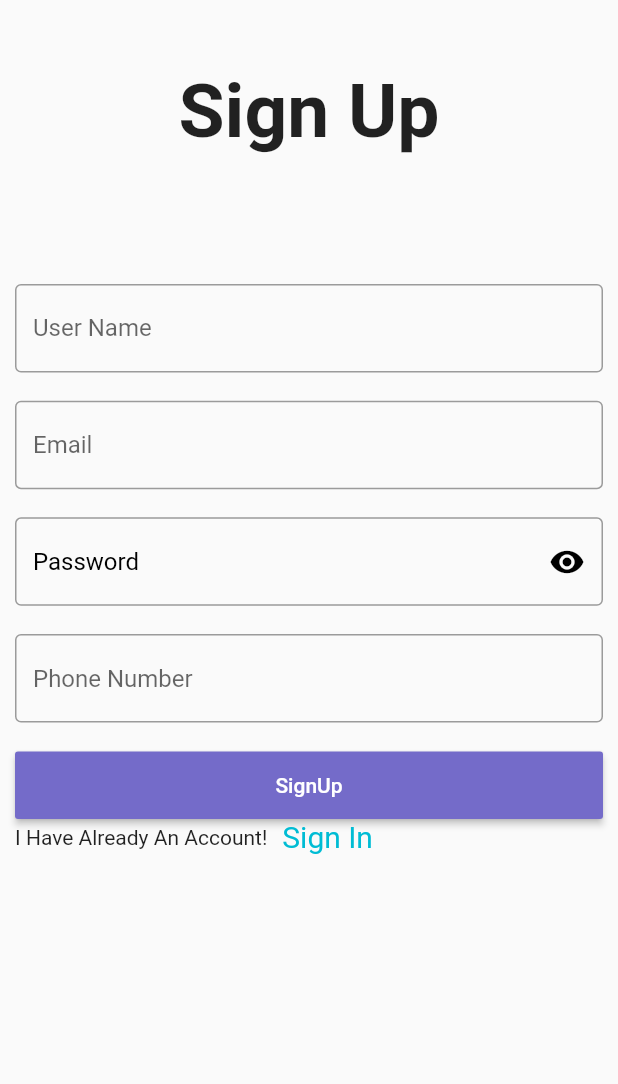
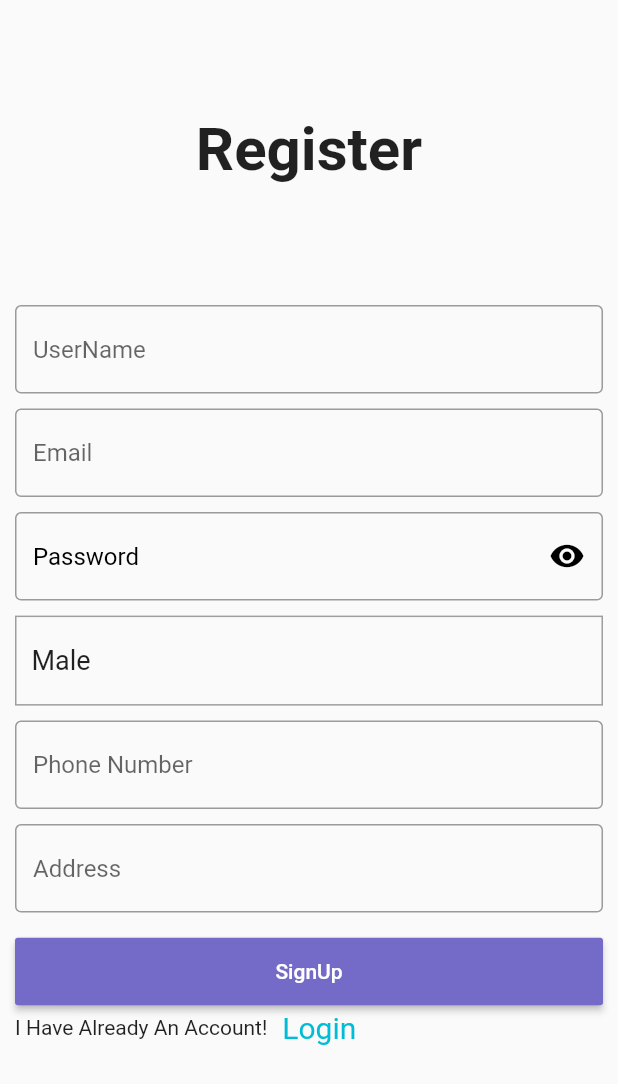
Before and after one commit to ntvien/e-commerce-app, a Flutter app: the SignUp screen opened directly, on a phone screen of 412 x 824 dp. Shown: the top 1084 px of the screen. Run offline on Flutter 3.47's test engine with Material 2 defaults, Android fonts, the phone set to English and light mode, and no system bars; our stand-ins replace carousel_pro, cloud_firestore, firebase_auth, firebase_core; accounts and stored records are empty.

Commit message:
update authentication sign up

```diff
--- a/lib/screens/signup.dart
+++ b/lib/screens/signup.dart
@@ -1,14 +1,13 @@
+import 'package:e_commerce_app/screens/home_screen.dart';
+import 'package:e_commerce_app/screens/signin.dart';
 import 'package:e_commerce_app/widgets/change_screen.dart';
 import 'package:e_commerce_app/widgets/my_button.dart';
 import 'package:e_commerce_app/widgets/my_text_form_field.dart';
 import 'package:e_commerce_app/widgets/password_text_form_field.dart';
-import 'package:flutter/cupertino.dart';
+// ignore: import_of_legacy_library_into_null_safe
+import 'package:firebase_auth/firebase_auth.dart';
 import 'package:flutter/material.dart';
-
-import 'package:firebase_auth/firebase_auth.dart';
 import 'package:flutter/services.dart';
-
-import 'signin.dart';
 
 class SignUp extends StatefulWidget {
   @override
@@ -17,104 +16,197 @@ class SignUp extends StatefulWidget {
 
 final GlobalKey<FormState> _formKey = GlobalKey<FormState>();
 final GlobalKey<ScaffoldState> _scaffoldKey = GlobalKey<ScaffoldState>();
-
-// Regular Expressions
 String p =
     r'^(([^<>()[\]\\.,;:\s@\"]+(\.[^<>()[\]\\.,;:\s@\"]+)*)|(\".+\"))@((\[[0-9]{1,3}\.[0-9]{1,3}\.[0-9]{1,3}\.[0-9]{1,3}\])|(([a-zA-Z\-0-9]+\.)+[a-zA-Z]{2,}))$';
+
 RegExp regExp = new RegExp(p);
 bool obserText = true;
+final TextEditingController email = TextEditingController();
+final TextEditingController userName = TextEditingController();
+final TextEditingController phoneNumber = TextEditingController();
+final TextEditingController password = TextEditingController();
+final TextEditingController address = TextEditingController();
 
-String email = "";
-String password = "";
+bool isMale = true;
+bool isLoading = false;
 
 class _SignUpState extends State<SignUp> {
+  void submit() async {
+    UserCredential result;
+    try {
+      setState(() {
+        isLoading = true;
+      });
+      result = await FirebaseAuth.instance.createUserWithEmailAndPassword(
+          email: email.text, password: password.text);
+      print(result);
+    } on PlatformException catch (error) {
+      var message = "Please Check Your Internet Connection ";
+      if (error.message != null) {
+        message = error.message!;
+      }
+      _scaffoldKey.currentState!.showSnackBar(SnackBar(
+        content: Text(message.toString()),
+        duration: Duration(milliseconds: 600),
+        backgroundColor: Theme.of(context).primaryColor,
+      ));
+      setState(() {
+        isLoading = false;
+      });
+    } catch (error) {
+      setState(() {
+        isLoading = false;
+      });
+      _scaffoldKey.currentState!.showSnackBar(SnackBar(
+        content: Text(error.toString()),
+        duration: Duration(milliseconds: 600),
+        backgroundColor: Theme.of(context).primaryColor,
+      ));
+
+      print(error);
+    }
+    // FirebaseFirestore.instance.collection("User").doc(result.user.uid).set({
+    //   "UserName": userName.text,
+    //   "UserId": result.user.uid,
+    //   "UserEmail": email.text,
+    //   "UserAddress": address.text,
+    //   "UserGender": isMale == true ? "Male" : "Female",
+    //   "UserNumber": phoneNumber.text,
+    // });
+    Navigator.of(context)
+        .pushReplacement(MaterialPageRoute(builder: (ctx) => HomeScreen()));
+    setState(() {
+      isLoading = false;
+    });
+  }
+
   void validation() async {
-    final FormState? _form = _formKey.currentState;
-    if (!_form!.validate()) {
-      try {
-        AuthResult result = await FirebaseAuth.instance
-            .createUserWithEmailAndPassword(email: email, password: password);
-        print(result.user.uid);
-      } on PlatformException catch (e) {
-        print(e.message.toString());
+    if (userName.text.isEmpty &&
+        email.text.isEmpty &&
+        password.text.isEmpty &&
+        phoneNumber.text.isEmpty &&
+        address.text.isEmpty) {
       _scaffoldKey.currentState!.showSnackBar(
         SnackBar(
-            content: Text(e.message.toString()),
+          content: Text("All Flied Are Empty"),
         ),
       );
-      }
+    } else if (userName.text.length < 6) {
+      _scaffoldKey.currentState!.showSnackBar(
+        SnackBar(
+          content: Text("Name Must Be 6 "),
+        ),
+      );
+    } else if (email.text.isEmpty) {
+      _scaffoldKey.currentState!.showSnackBar(
+        SnackBar(
+          content: Text("Email Is Empty"),
+        ),
+      );
+    } else if (!regExp.hasMatch(email.text)) {
+      _scaffoldKey.currentState!.showSnackBar(
+        SnackBar(
+          content: Text("Please Try Valid Email"),
+        ),
+      );
+    } else if (password.text.isEmpty) {
+      _scaffoldKey.currentState!.showSnackBar(
+        SnackBar(
+          content: Text("Password Is Empty"),
+        ),
+      );
+    } else if (password.text.length < 8) {
+      _scaffoldKey.currentState!.showSnackBar(
+        SnackBar(
+          content: Text("Password  Is Too Short"),
+        ),
+      );
+    } else if (phoneNumber.text.length < 11 || phoneNumber.text.length > 11) {
+      _scaffoldKey.currentState!.showSnackBar(
+        SnackBar(
+          content: Text("Phone Number Must Be 11 "),
+        ),
+      );
+    } else if (address.text.isEmpty) {
+      _scaffoldKey.currentState!.showSnackBar(
+        SnackBar(
+          content: Text("Address Is Empty "),
+        ),
+      );
     } else {
-      print("dddd");
+      submit();
     }
   }
 
   Widget _buildAllTextFormField() {
     return Container(
-      height: 330,
       child: Column(
         mainAxisAlignment: MainAxisAlignment.spaceEvenly,
-        children: [
+        children: <Widget>[
           MyTextFormField(
-            validator: (value) {
-              if (value == "") {
-                return "Please Fill UserName";
-              } else if (value!.length < 6) {
-                return "UserName Is Too Short";
-              }
-              return "";
-            },
-            name: "User Name",
+            name: "UserName",
+            controller: userName,
+          ),
+          SizedBox(
+            height: 10,
           ),
           MyTextFormField(
-            validator: (value) {
-              if (value == "") {
-                return "Please Fill Email";
-              } else if (!regExp.hasMatch(value!)) {
-                return "Email Is Not Invalid";
-              }
-              return "";
-            },
-            onChanged: (value) {
-              setState(() {
-                email = value;
-              });
-            },
             name: "Email",
+            controller: email,
+          ),
+          SizedBox(
+            height: 10,
           ),
           PasswordTextFormField(
             obserText: obserText,
-            validator: (value) {
-              if (value == "") {
-                return "Please Fill Password";
-              } else if (value!.length < 8) {
-                return "Password Is Too Short";
-              }
-              return "";
-            },
-            onChanged: (value) {
-              setState(() {
-                password = value;
-                print(password);
-              });
-            },
+            controller: password,
             name: "Password",
             onTap: () {
               FocusScope.of(context).unfocus();
               setState(() {
-                obserText != obserText;
+                obserText = !obserText;
               });
             },
           ),
+          SizedBox(
+            height: 10,
+          ),
+          GestureDetector(
+            onTap: () {
+              setState(() {
+                isMale = !isMale;
+              });
+            },
+            child: Container(
+              height: 60,
+              padding: EdgeInsets.only(left: 10),
+              width: double.infinity,
+              decoration: BoxDecoration(border: Border.all(color: Colors.grey)),
+              child: Center(
+                child: Row(
+                  children: [
+                    Text(
+                      isMale == true ? "Male" : "Female",
+                      style: TextStyle(color: Colors.black87, fontSize: 18),
+                    ),
+                  ],
+                ),
+              ),
+            ),
+          ),
+          SizedBox(
+            height: 10,
+          ),
           MyTextFormField(
-            validator: (value) {
-              if (value == "") {
-                return "Please Fill Phone Number";
-              } else if (value!.length != 10) {
-                return "Phone Number Must Be 10";
-              }
-              return "";
-            },
             name: "Phone Number",
+            controller: phoneNumber,
+          ),
+          SizedBox(
+            height: 10,
+          ),
+          MyTextFormField(
+            name: "Address",
+            controller: address,
           ),
         ],
       ),
@@ -123,21 +215,27 @@ class _SignUpState extends State<SignUp> {
 
   Widget _buildBottomPart() {
     return Container(
-      height: 400,
       margin: EdgeInsets.symmetric(horizontal: 10),
       width: double.infinity,
       child: Column(
         mainAxisAlignment: MainAxisAlignment.spaceEvenly,
-        children: [
+        children: <Widget>[
           _buildAllTextFormField(),
-          MyButton(
+          SizedBox(
+            height: 10,
+          ),
+          isLoading == false
+              ? MyButton(
                   name: "SignUp",
                   onPressed: () {
                     validation();
                   },
+                )
+              : Center(
+                  child: CircularProgressIndicator(),
                 ),
           ChangeScreen(
-            name: "Sign In",
+            name: "Login",
             whichAccount: "I Have Already An Account!",
             onTap: () {
               Navigator.of(context).pushReplacement(
@@ -146,7 +244,7 @@ class _SignUpState extends State<SignUp> {
                 ),
               );
             },
-          )
+          ),
         ],
       ),
     );
@@ -156,37 +254,28 @@ class _SignUpState extends State<SignUp> {
   Widget build(BuildContext context) {
     return Scaffold(
       key: _scaffoldKey,
-      resizeToAvoidBottomInset: false,
-      body: SafeArea(
-        child: Form(
-          key: _formKey,
-          child: Container(
-            child: Column(
+      body: ListView(
         children: [
           Container(
-                  height: 150,
-                  width: double.infinity,
+            height: 200,
             child: Column(
               mainAxisAlignment: MainAxisAlignment.center,
-                    children: [
+              children: <Widget>[
                 Text(
-                        "Sign Up",
+                  "Register",
                   style: TextStyle(
-                          fontSize: 50,
+                    fontSize: 40,
                     fontWeight: FontWeight.bold,
                   ),
-                      )
+                ),
               ],
             ),
           ),
-                SizedBox(
-                  height: 20,
+          Container(
+            height: 500,
+            child: _buildBottomPart(),
           ),
-                _buildBottomPart(),
         ],
-            ),
-          ),
-        ),
       ),
     );
   }
```
Lines whose indentation alone changed are shown as unchanged.
